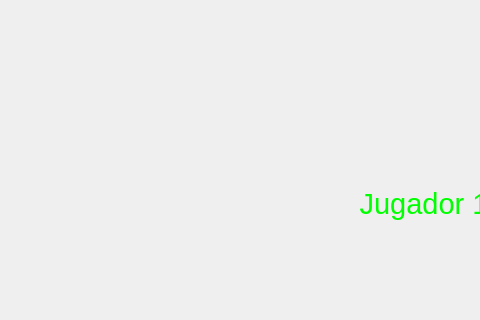
Qt form menu_2_jugadores.ui (juangquevedo/juago_proyecto_final) before a commit; both pictures show x 0 to 480 and y 0 to 320 of the 1136 by 777 pixel window.
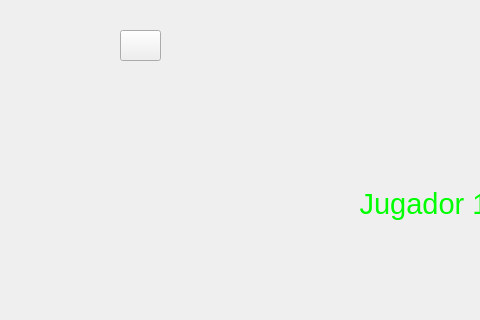
The same form after that commit. Icons and pictures are not drawn.

The edit to the form file:
```diff
--- a/menu_2_jugadores.ui
+++ b/menu_2_jugadores.ui
@@ -370,6 +370,22 @@
      </item>
     </layout>
    </widget>
+   <widget class="QPushButton" name="pushButton">
+    <property name="geometry">
+     <rect>
+      <x>120</x>
+      <y>30</y>
+      <width>41</width>
+      <height>31</height>
+     </rect>
+    </property>
+    <property name="styleSheet">
+     <string notr="true">background-image: url(:/Imagenes/inicio/ayuda.PNG);</string>
+    </property>
+    <property name="text">
+     <string/>
+    </property>
+   </widget>
   </widget>
   <widget class="QMenuBar" name="menubar">
    <property name="geometry">
```
Left out of the diff: 4 changed lines with no effect on the pictures.
